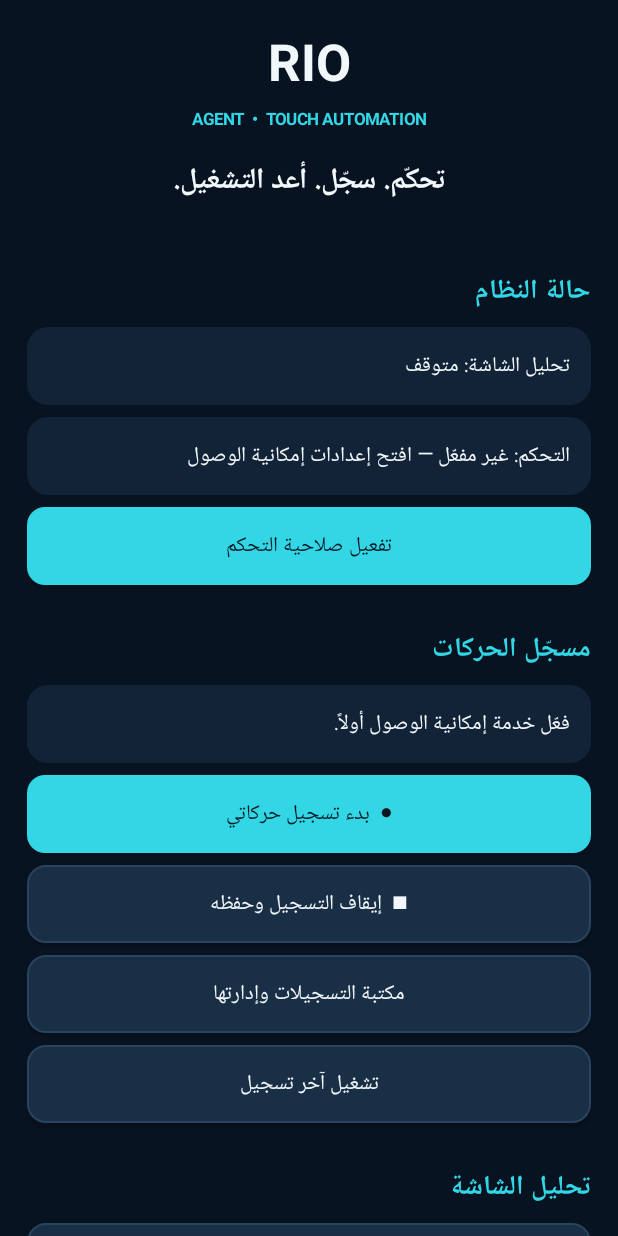
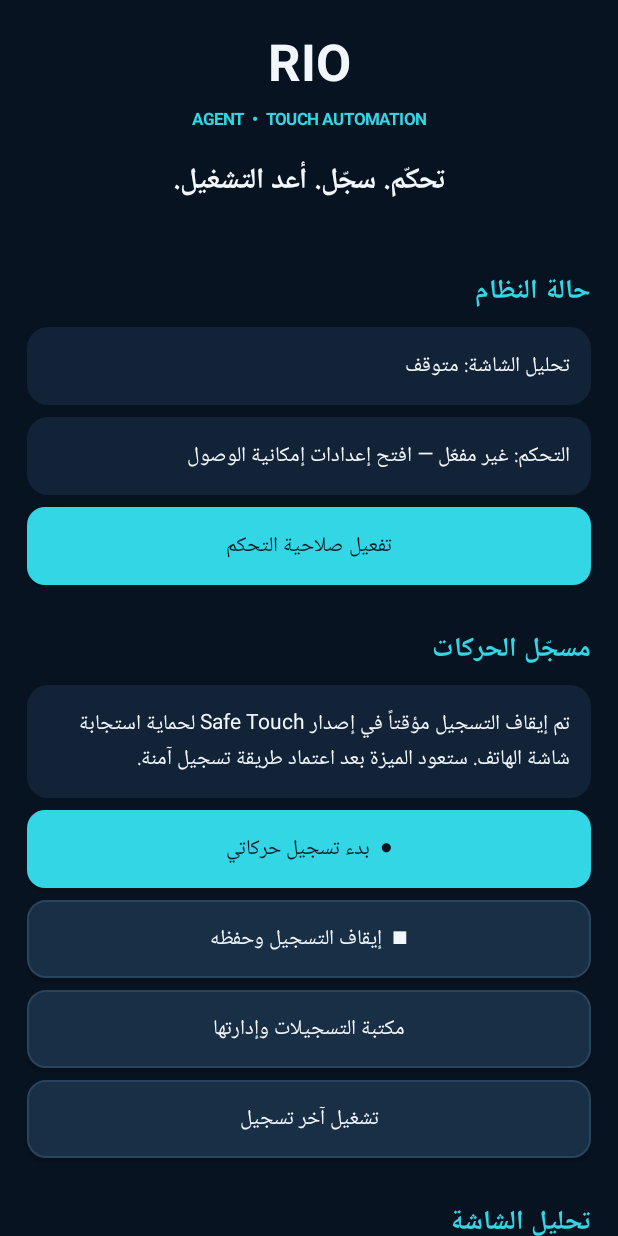
Before and after one commit to aliknanie364-lgtm/RIOAgent, an Android app: the screen it shows after launch (MainActivity), after a tap on "● بدء تسجيل حركاتي", on a phone screen of 412 x 824 dp. Run offline under Robolectric (Android 15) with nearby library versions, the phone set to English and light mode, and no system bars; 3 other taps on this screen came first.

Commit message:
Release RIOAgent 1.8.2 Safe Touch

```diff
--- a/app/build.gradle.kts
+++ b/app/build.gradle.kts
@@ -7,8 +7,8 @@ android {
         applicationId = "com.rioagent.app"
         minSdk = 26
         targetSdk = 35
-        versionCode = 9
-        versionName = "1.8.1"
+        versionCode = 10
+        versionName = "1.8.2"
     }
     compileOptions {
         sourceCompatibility = JavaVersion.VERSION_17
--- a/app/src/main/java/com/rioagent/app/MainActivity.java
+++ b/app/src/main/java/com/rioagent/app/MainActivity.java
@@ -137,10 +137,7 @@ public class MainActivity extends Activity {
     }
 
     private void startRecording(){
-        if(Build.VERSION.SDK_INT<34){recorderStatus.setText("التسجيل يتطلب Android 14 أو أحدث.");return;}
-        if(!GameControlService.isReady()){recorderStatus.setText("فعّل خدمة إمكانية الوصول أولاً.");return;}
-        TouchRecorder.start(screenWidth(),screenHeight());
-        recorderStatus.setText("● التسجيل جارٍ. نفّذ الحركات في التطبيق الآخر ثم عُد واضغط إيقاف وحفظ.");
+        recorderStatus.setText("تم إيقاف التسجيل مؤقتاً في إصدار Safe Touch لحماية استجابة شاشة الهاتف. ستعود الميزة بعد اعتماد طريقة تسجيل آمنة.");
     }
     private void showRecordings(){
         java.util.ArrayList<TouchRecorder.RecordingInfo> list=TouchRecorder.listRecordings(this);
--- a/app/src/main/res/xml/accessibility_service_config.xml
+++ b/app/src/main/res/xml/accessibility_service_config.xml
@@ -1,9 +1,7 @@
 <accessibility-service xmlns:android="http://schemas.android.com/apk/res/android"
     android:accessibilityEventTypes="typeWindowStateChanged"
     android:accessibilityFeedbackType="feedbackGeneric"
-    android:accessibilityFlags="flagSendMotionEvents"
-    android:notificationTimeout="50"
+    android:notificationTimeout="100"
     android:canPerformGestures="true"
-    android:canRequestTouchExplorationMode="true"
     android:canRetrieveWindowContent="false"
     android:description="@string/accessibility_description" />
```
Also changed, not shown: app/src/main/java/com/rioagent/app/GameControlService.java (+2 -17 lines), 1 other file.
